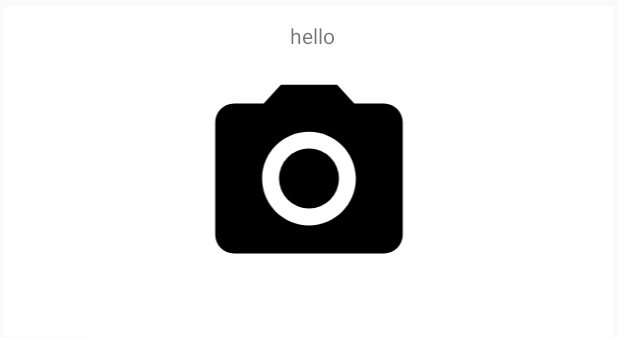
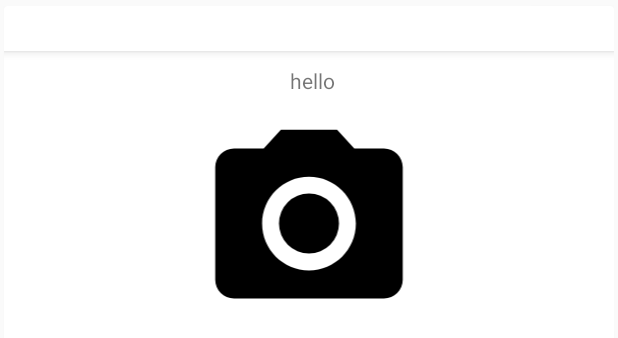
Before and after one commit to coolbun/Reddit-app, an Android app: the layout cards_layout.xml on its own in the app's theme, with its tools: preview values and no code run, on a phone screen of 412 x 824 dp. Shown: the top 338 px of the screen. Run offline under Robolectric (Android 15) with nearby library versions, the phone set to English and light mode, and no system bars.

Commit message:
Refactored code

```diff
--- a/app/src/main/java/com/example/rishabhja/reddit/OAuth2.java
+++ b/app/src/main/java/com/example/rishabhja/reddit/OAuth2.java
@@ -46,7 +46,7 @@ public class OAuth2 {
 
     public String oauthAuthorization() {
         String URL = "https://www.reddit.com/api/v1/authorize?client_id=" + CLIENT_ID + "&response_type=code&" +
-                "state=RANDOM_STRING&redirect_uri=" + REDIRECT_URL + "&duration=permanent&scope=identity,read,flair";
+                "state=RANDOM_STRING&redirect_uri=" + REDIRECT_URL + "&duration=permanent&scope=identity,read,flair,report";
         return URL;
     }
 
--- a/app/src/main/res/layout/activity_main.xml
+++ b/app/src/main/res/layout/activity_main.xml
@@ -1,4 +1,5 @@
-<android.support.v4.widget.DrawerLayout xmlns:android="http://schemas.android.com/apk/res/android"
+<android.support.v4.widget.DrawerLayout
+    xmlns:android="http://schemas.android.com/apk/res/android"
     xmlns:app="http://schemas.android.com/apk/res-auto"
     android:id="@+id/drawer_layout"
     android:layout_width="match_parent"
--- a/app/src/main/res/layout/cards_layout.xml
+++ b/app/src/main/res/layout/cards_layout.xml
@@ -7,10 +7,8 @@
     android:tag="cards main container">
 
 
-
-    <android.support.v7.widget.CardView
+    <android.support.v7.widget.CardView xmlns:card_view="http://schemas.android.com/apk/res-auto"
         android:id="@+id/card_view"
-        xmlns:card_view="http://schemas.android.com/apk/res-auto"
         android:layout_width="match_parent"
         android:layout_height="wrap_content"
         card_view:cardBackgroundColor="@color/cardview_light_background"
@@ -20,10 +18,23 @@
 
         <LinearLayout
             android:layout_width="match_parent"
+            android:layout_height="match_parent"
+            android:orientation="vertical">
+
+            <android.support.v7.widget.Toolbar xmlns:local="http://schemas.android.com/apk/res-auto"
+                android:id="@+id/card_toolbar"
+                android:layout_width="match_parent"
+                android:layout_height="30dp"
+                android:background="@color/cardview_light_background"
+                android:elevation="4dp"
+                local:popupTheme="@style/ThemeOverlay.AppCompat.Light"
+                local:theme="@style/ThemeOverlay.AppCompat.Dark.ActionBar" />
+
+            <LinearLayout
+                android:layout_width="match_parent"
                 android:layout_height="wrap_content"
-        android:orientation="vertical"
                 android:layout_marginBottom="5dp"
-        >
+                android:orientation="vertical">
 
                 <TextView
                     android:id="@+id/textViewName"
@@ -31,31 +42,29 @@
                     android:layout_height="wrap_content"
                     android:layout_gravity="center_horizontal"
                     android:layout_marginTop="10dp"
+                    android:paddingBottom="5dp"
                     android:paddingLeft="5dp"
-            android:paddingBottom="5dp"
                     android:text="Android Name"
-            tools:text="hello"
-            />
+                    tools:text="hello" />
 
                 <ImageView
                     android:id="@+id/imageView"
-            android:tag="image_tag"
                     android:layout_width="match_parent"
                     android:layout_height="150dp"
+                    android:layout_gravity="center"
                     android:layout_margin="5dp"
                     android:layout_weight="1"
                     android:src="@drawable/ic_menu_camera"
-            android:layout_gravity="center"/>
+                    android:tag="image_tag" />
 
                 <ImageButton
+                    android:id="@+id/upvote"
                     android:layout_width="20dp"
                     android:layout_height="20dp"
+                    android:layout_gravity="left"
                     android:src="@mipmap/ic_upvote"
-            android:layout_gravity="left"
-            android:id="@+id/upvote"
-            android:visibility="invisible"
-            />
-
+                    android:visibility="invisible" />
+            </LinearLayout>
         </LinearLayout>
 
 
--- a/app/src/main/res/values-v21/styles.xml
+++ b/app/src/main/res/values-v21/styles.xml
@@ -5,6 +5,7 @@
         <item name="windowNoTitle">true</item>
         <item name="android:windowDrawsSystemBarBackgrounds">true</item>
         <item name="android:statusBarColor">@android:color/transparent</item>
+        <item name="drawerArrowStyle">@style/DrawerArrowStyle</item>
     </style>
     <style name="DrawerArrowStyle" parent="Widget.AppCompat.DrawerArrowToggle">
         <item name="color">@android:color/darker_gray</item>
--- a/build.gradle
+++ b/build.gradle
@@ -6,6 +6,8 @@ buildscript {
     }
     dependencies {
         classpath 'com.android.tools.build:gradle:2.1.3'
+        classpath 'com.android.databinding:dataBinder:1.0-rc1'
+        classpath 'com.neenbedankt.gradle.plugins:android-apt:1.4'
 
         // NOTE: Do not place your application dependencies here; they belong
         // in the individual module build.gradle files
--- a/gradle.properties
+++ b/gradle.properties
@@ -16,3 +16,9 @@
 # This option should only be used with decoupled projects. More details, visit
 # http://www.gradle.org/docs/current/userguide/multi_project_builds.html#sec:decoupled_projects
 # org.gradle.parallel=true
+
+org.gradle.jvmargs=-Xmx2048m -XX:MaxPermSize=512m -XX:+HeapDumpOnOutOfMemoryError -Dfile.encoding=UTF-8
+
+org.gradle.parallel=true
+org.gradle.configureondemand=true
+org.gradle.daemon=true
```
Also changed, not shown: app/build.gradle (+6 -7 lines), app/src/main/java/com/example/rishabhja/reddit/CustomAdapter.java (+7 -1 lines), app/src/main/java/com/example/rishabhja/reddit/MainActivity.java (+8 -0 lines), 1 other file. Lines whose indentation alone changed are shown as unchanged.
